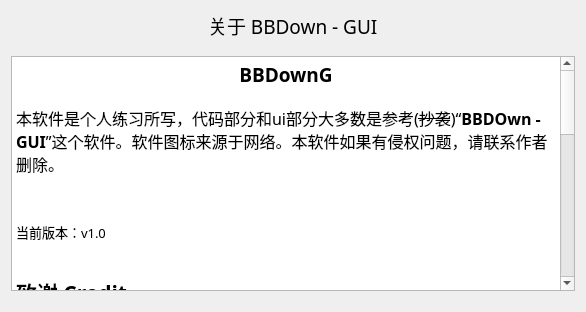
First picture: the form in UI/about_ui.ui, repository 7lumen/BBDownG, before the edit.
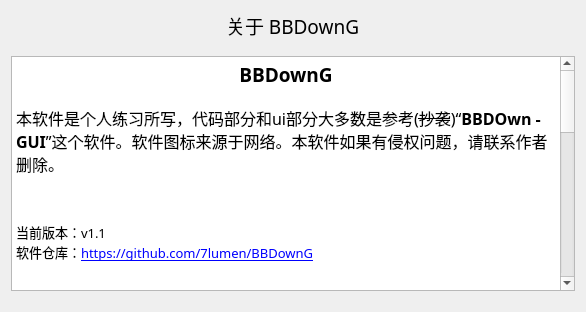
Second picture: the form after the edit.

```diff
--- a/UI/about_ui.ui
+++ b/UI/about_ui.ui
@@ -55,7 +55,7 @@
         <enum>Qt::LeftToRight</enum>
        </property>
        <property name="text">
-        <string>关于 BBDown - GUI</string>
+        <string>关于 BBDownG</string>
        </property>
        <property name="textFormat">
         <enum>Qt::AutoText</enum>
@@ -120,7 +120,8 @@
 &lt;p style=&quot; margin-top:0px; margin-bottom:0px; margin-left:0px; margin-right:0px; -qt-block-indent:0; text-indent:0px;&quot;&gt;&lt;span style=&quot; font-family:'SimSun'; font-size:12pt;&quot;&gt;本软件是个人练习所写，代码部分和ui部分大多数是参考(&lt;/span&gt;&lt;a name=&quot;_GoBack&quot;&gt;&lt;/a&gt;&lt;span style=&quot; font-size:12pt; text-decoration: line-through;&quot;&gt;抄&lt;/span&gt;&lt;span style=&quot; font-size:12pt; text-decoration: line-through;&quot;&gt;袭&lt;/span&gt;&lt;span style=&quot; font-family:'SimSun'; font-size:12pt;&quot;&gt;)“&lt;/span&gt;&lt;span style=&quot; font-family:'SimSun'; font-size:12pt; font-weight:600;&quot;&gt;BBDOwn - GUI&lt;/span&gt;&lt;span style=&quot; font-family:'SimSun'; font-size:12pt;&quot;&gt;”这个软件。软件图标来源于网络。本软件如果有侵权问题，请联系作者删除。&lt;/span&gt;&lt;/p&gt;
 &lt;p style=&quot;-qt-paragraph-type:empty; margin-top:0px; margin-bottom:0px; margin-left:0px; margin-right:0px; -qt-block-indent:0; text-indent:0px; font-family:'SimSun'; font-size:12pt;&quot;&gt;&lt;br /&gt;&lt;/p&gt;
 &lt;p style=&quot;-qt-paragraph-type:empty; margin-top:0px; margin-bottom:0px; margin-left:0px; margin-right:0px; -qt-block-indent:0; text-indent:0px; font-family:'SimSun'; font-size:12pt;&quot;&gt;&lt;br /&gt;&lt;/p&gt;
-&lt;p style=&quot; margin-top:0px; margin-bottom:0px; margin-left:0px; margin-right:0px; -qt-block-indent:0; text-indent:0px;&quot;&gt;&lt;span style=&quot; font-family:'SimSun';&quot;&gt;当前版本：v1.0&lt;/span&gt;&lt;/p&gt;
+&lt;p style=&quot; margin-top:0px; margin-bottom:0px; margin-left:0px; margin-right:0px; -qt-block-indent:0; text-indent:0px;&quot;&gt;&lt;span style=&quot; font-family:'SimSun';&quot;&gt;当前版本：v1.1&lt;/span&gt;&lt;/p&gt;
+&lt;p style=&quot; margin-top:0px; margin-bottom:0px; margin-left:0px; margin-right:0px; -qt-block-indent:0; text-indent:0px;&quot;&gt;软件仓库：&lt;a href=&quot;https://github.com/7lumen/BBDownG&quot;&gt;&lt;span style=&quot; text-decoration: underline; color:#0000ff;&quot;&gt;https://github.com/7lumen/BBDownG&lt;/span&gt;&lt;/a&gt;&lt;/p&gt;
 &lt;p style=&quot;-qt-paragraph-type:empty; margin-top:0px; margin-bottom:0px; margin-left:0px; margin-right:0px; -qt-block-indent:0; text-indent:0px; font-family:'SimSun'; font-size:9pt;&quot;&gt;&lt;br /&gt;&lt;/p&gt;
 &lt;p style=&quot;-qt-paragraph-type:empty; margin-top:0px; margin-bottom:0px; margin-left:0px; margin-right:0px; -qt-block-indent:0; text-indent:0px; font-family:'SimSun'; font-size:9pt;&quot;&gt;&lt;br /&gt;&lt;/p&gt;
 &lt;p style=&quot; margin-top:0px; margin-bottom:0px; margin-left:0px; margin-right:0px; -qt-block-indent:0; text-indent:0px;&quot;&gt;&lt;span style=&quot; font-family:'SimSun'; font-size:16pt; font-weight:600;&quot;&gt;致谢 Credit&lt;/span&gt;&lt;/p&gt;
```
